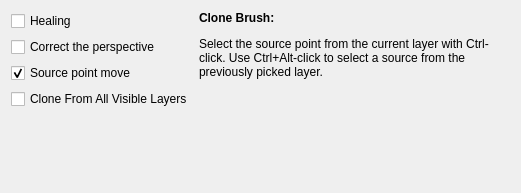
Above: plugins/paintops/defaultpaintops/duplicate/wdgduplicateop.ui from KDE/krita before the change. Below: the same form after it.
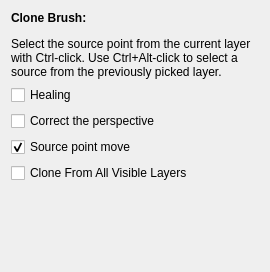
That is the form after the change.

Commit message: Update brush editor settins for deform an particle brush engines

Diff of the .ui file:
```diff
--- a/plugins/paintops/defaultpaintops/duplicate/wdgduplicateop.ui
+++ b/plugins/paintops/defaultpaintops/duplicate/wdgduplicateop.ui
@@ -6,15 +6,36 @@
    <rect>
     <x>0</x>
     <y>0</y>
-    <width>521</width>
-    <height>193</height>
+    <width>270</width>
+    <height>272</height>
    </rect>
   </property>
-  <layout class="QGridLayout" name="gridLayout">
-   <item row="0" column="0">
-    <layout class="QHBoxLayout" name="horizontalLayout">
-     <item>
       <layout class="QVBoxLayout" name="verticalLayout">
+   <item>
+    <widget class="QLabel" name="label">
+     <property name="sizePolicy">
+      <sizepolicy hsizetype="MinimumExpanding" vsizetype="Minimum">
+       <horstretch>0</horstretch>
+       <verstretch>0</verstretch>
+      </sizepolicy>
+     </property>
+     <property name="text">
+      <string>&lt;html&gt;&lt;head/&gt;&lt;body&gt;&lt;p&gt;&lt;span style=&quot; font-weight:600;&quot;&gt;Clone Brush:&lt;/span&gt;&lt;/p&gt;&lt;p&gt;Select the source point from the current layer with Ctrl-click. Use Ctrl+Alt-click to select a source from the previously picked layer.&lt;/p&gt;&lt;/body&gt;&lt;/html&gt;</string>
+     </property>
+     <property name="alignment">
+      <set>Qt::AlignLeading|Qt::AlignLeft|Qt::AlignTop</set>
+     </property>
+     <property name="wordWrap">
+      <bool>true</bool>
+     </property>
+     <property name="margin">
+      <number>0</number>
+     </property>
+     <property name="indent">
+      <number>0</number>
+     </property>
+    </widget>
+   </item>
        <item>
         <widget class="QCheckBox" name="cbHealing">
          <property name="text">
@@ -56,45 +77,6 @@
         </widget>
        </item>
        <item>
-        <spacer name="verticalSpacer_2">
-         <property name="orientation">
-          <enum>Qt::Vertical</enum>
-         </property>
-         <property name="sizeHint" stdset="0">
-          <size>
-           <width>20</width>
-           <height>40</height>
-          </size>
-         </property>
-        </spacer>
-       </item>
-      </layout>
-     </item>
-     <item>
-      <widget class="QLabel" name="label">
-       <property name="sizePolicy">
-        <sizepolicy hsizetype="MinimumExpanding" vsizetype="MinimumExpanding">
-         <horstretch>0</horstretch>
-         <verstretch>0</verstretch>
-        </sizepolicy>
-       </property>
-       <property name="text">
-        <string>&lt;html&gt;&lt;head/&gt;&lt;body&gt;&lt;p&gt;&lt;span style=&quot; font-weight:600;&quot;&gt;Clone Brush:&lt;/span&gt;&lt;/p&gt;&lt;p&gt;Select the source point from the current layer with Ctrl-click. Use Ctrl+Alt-click to select a source from the previously picked layer.&lt;/p&gt;&lt;/body&gt;&lt;/html&gt;</string>
-       </property>
-       <property name="alignment">
-        <set>Qt::AlignLeading|Qt::AlignLeft|Qt::AlignTop</set>
-       </property>
-       <property name="wordWrap">
-        <bool>true</bool>
-       </property>
-       <property name="margin">
-        <number>2</number>
-       </property>
-      </widget>
-     </item>
-    </layout>
-   </item>
-   <item row="1" column="0">
     <spacer name="verticalSpacer">
      <property name="orientation">
       <enum>Qt::Vertical</enum>
```
Lines whose indentation alone changed are shown as unchanged. The commit also changes 6 other files.
